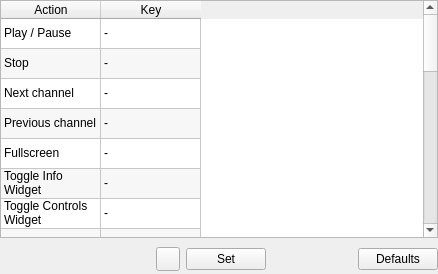
Qt form src/ui/settings/SettingsShortcuts.ui (ntadej/tano) before a commit.
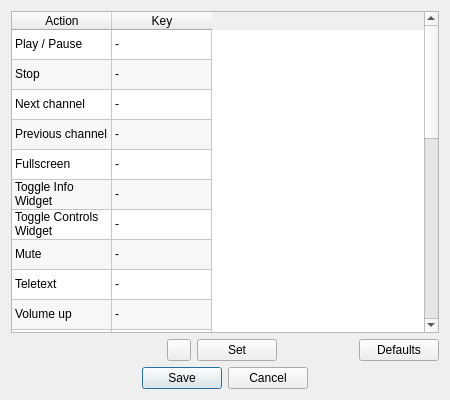
The same form after that commit. Icons and pictures are not drawn. Custom widgets are drawn as their Qt base class.

The edit to the form file:
```diff
--- a/src/ui/settings/SettingsShortcuts.ui
+++ b/src/ui/settings/SettingsShortcuts.ui
@@ -1,13 +1,13 @@
 <?xml version="1.0" encoding="UTF-8"?>
 <ui version="4.0">
  <class>SettingsShortcuts</class>
- <widget class="QWidget" name="SettingsShortcuts">
+ <widget class="QDialog" name="SettingsShortcuts">
   <property name="geometry">
    <rect>
     <x>0</x>
     <y>0</y>
-    <width>438</width>
-    <height>274</height>
+    <width>450</width>
+    <height>400</height>
    </rect>
   </property>
   <property name="sizePolicy">
@@ -16,11 +16,15 @@
     <verstretch>0</verstretch>
    </sizepolicy>
   </property>
-  <layout class="QGridLayout" name="layout">
-   <property name="margin">
-    <number>0</number>
-   </property>
-   <item row="0" column="0" colspan="7">
+  <property name="windowTitle">
+   <string>Keyboard shortcuts</string>
+  </property>
+  <property name="windowIcon">
+   <iconset resource="../../../data/icons.qrc">
+    <normaloff>:/icons/16x16/shortcuts.png</normaloff>:/icons/16x16/shortcuts.png</iconset>
+  </property>
+  <layout class="QGridLayout" name="gridLayout">
+   <item row="0" column="0" colspan="5">
     <widget class="QTableWidget" name="shortcutsWidget">
      <property name="horizontalScrollBarPolicy">
       <enum>Qt::ScrollBarAlwaysOff</enum>
@@ -490,7 +494,48 @@
      </item>
     </widget>
    </item>
-   <item row="1" column="5">
+   <item row="1" column="0">
+    <widget class="QtKeySequenceEdit" name="keyEditor" native="true">
+     <property name="minimumSize">
+      <size>
+       <width>150</width>
+       <height>0</height>
+      </size>
+     </property>
+    </widget>
+   </item>
+   <item row="1" column="1">
+    <widget class="QPushButton" name="buttonClear">
+     <property name="maximumSize">
+      <size>
+       <width>24</width>
+       <height>24</height>
+      </size>
+     </property>
+     <property name="icon">
+      <iconset resource="../../../data/icons.qrc">
+       <normaloff>:/icons/24x24/clear.png</normaloff>:/icons/24x24/clear.png</iconset>
+     </property>
+     <property name="iconSize">
+      <size>
+       <width>24</width>
+       <height>24</height>
+      </size>
+     </property>
+    </widget>
+   </item>
+   <item row="1" column="2">
+    <widget class="QPushButton" name="buttonSet">
+     <property name="text">
+      <string>Set</string>
+     </property>
+     <property name="icon">
+      <iconset resource="../../../data/icons.qrc">
+       <normaloff>:/icons/16x16/apply.png</normaloff>:/icons/16x16/apply.png</iconset>
+     </property>
+    </widget>
+   </item>
+   <item row="1" column="3">
     <spacer name="shortcutsSpacer">
      <property name="orientation">
       <enum>Qt::Horizontal</enum>
@@ -503,7 +548,7 @@
      </property>
     </spacer>
    </item>
-   <item row="1" column="6">
+   <item row="1" column="4">
     <widget class="QPushButton" name="buttonDefaults">
      <property name="text">
       <string>Defaults</string>
@@ -512,58 +557,15 @@
       <iconset resource="../../../data/icons.qrc">
        <normaloff>:/icons/24x24/refresh.png</normaloff>:/icons/24x24/refresh.png</iconset>
      </property>
-     <property name="iconSize">
-      <size>
-       <width>24</width>
-       <height>24</height>
-      </size>
-     </property>
     </widget>
    </item>
-   <item row="1" column="2">
-    <widget class="QPushButton" name="buttonSet">
-     <property name="text">
-      <string>Set</string>
+   <item row="2" column="0" colspan="5">
+    <widget class="QDialogButtonBox" name="buttonBox">
+     <property name="standardButtons">
+      <set>QDialogButtonBox::Cancel|QDialogButtonBox::Save</set>
      </property>
-     <property name="icon">
-      <iconset resource="../../../data/icons.qrc">
-       <normaloff>:/icons/24x24/apply.png</normaloff>:/icons/24x24/apply.png</iconset>
-     </property>
-     <property name="iconSize">
-      <size>
-       <width>24</width>
-       <height>24</height>
-      </size>
-     </property>
-    </widget>
-   </item>
-   <item row="1" column="0">
-    <widget class="QtKeySequenceEdit" name="keyEditor" native="true">
-     <property name="minimumSize">
-      <size>
-       <width>150</width>
-       <height>30</height>
-      </size>
-     </property>
-    </widget>
-   </item>
-   <item row="1" column="1">
-    <widget class="QPushButton" name="buttonClear">
-     <property name="maximumSize">
-      <size>
-       <width>24</width>
-       <height>24</height>
-      </size>
-     </property>
-     <property name="icon">
-      <iconset resource="../../../data/icons.qrc">
-       <normaloff>:/icons/24x24/clear.png</normaloff>:/icons/24x24/clear.png</iconset>
-     </property>
-     <property name="iconSize">
-      <size>
-       <width>24</width>
-       <height>24</height>
-      </size>
+     <property name="centerButtons">
+      <bool>true</bool>
      </property>
     </widget>
    </item>
```
Left out of the diff: 2 changed lines with no effect on the pictures.
